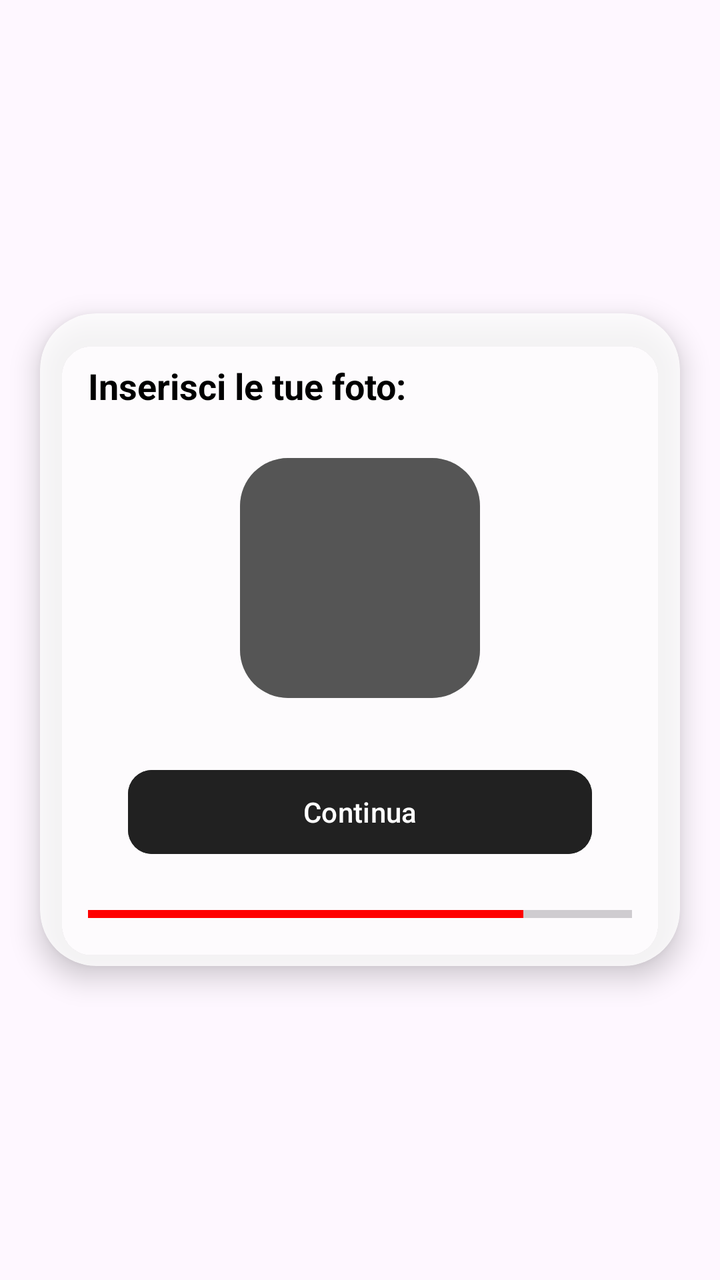
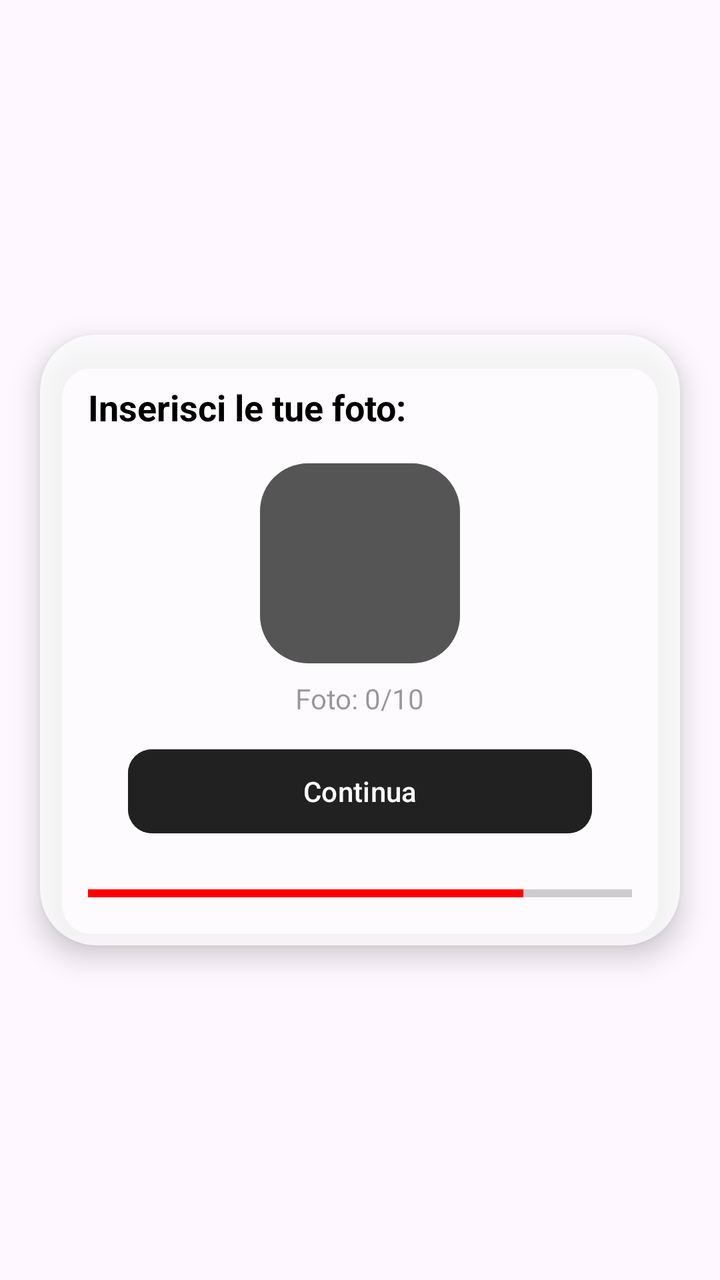

Compare the two renders of this Android layout. The source of the first and the diff that turns it into the second are given below.
<!-- AndroidManifest.xml: application theme Theme.FightHub -->
<!-- res/layout/fragment_registrazione3.xml -->
<?xml version="1.0" encoding="utf-8"?>
<FrameLayout xmlns:android="http://schemas.android.com/apk/res/android"
    xmlns:tools="http://schemas.android.com/tools"
    android:layout_width="match_parent"
    android:layout_height="match_parent"
    xmlns:app="http://schemas.android.com/apk/res-auto"
    tools:context="RegistrazioneFragment3">

<androidx.cardview.widget.CardView
    android:layout_width="320dp"
    android:layout_height="wrap_content"
    android:layout_gravity="center"
    app:cardBackgroundColor="#CCFFFFFF"
    app:cardCornerRadius="28dp"
    app:cardElevation="8dp">

    <LinearLayout
        android:layout_width="match_parent"
        android:layout_height="wrap_content"
        android:orientation="vertical"
        android:gravity="center_horizontal"
        android:padding="24dp">

        <TextView
            android:layout_width="wrap_content"
            android:layout_height="wrap_content"
            android:text="Inserisci le tue foto:"
            android:textColor="#000000"
            android:textSize="18sp"
            android:textStyle="bold"
            android:layout_marginBottom="24dp"
            android:layout_gravity="start"/>

        <ImageButton
            android:id="@+id/btnUpload"
            android:layout_width="120dp"
            android:layout_height="120dp"
            android:background="@drawable/bg_upload_area"
            android:src="@drawable/bg_upload_area"
            android:scaleType="centerInside"
            android:adjustViewBounds="true"
            android:layout_marginBottom="32dp"
            app:tint="#555555" />

        <Button
            android:id="@+id/btnContinuaPhoto"
            android:layout_width="match_parent"
            android:layout_height="50dp"
            android:layout_marginLeft="20dp"
            android:layout_marginRight="20dp"
            android:backgroundTint="#212121"
            android:text="Continua"
            android:textAllCaps="false"
            android:textColor="#FFFFFF"
            app:cornerRadius="12dp" />

        <ProgressBar
            style="?android:attr/progressBarStyleHorizontal"
            android:layout_width="match_parent"
            android:layout_height="4dp"
            android:layout_marginTop="24dp"
            android:progress="80"
            android:progressTint="#FF0000" />

    </LinearLayout>
    </androidx.cardview.widget.CardView>
</FrameLayout>
<!-- resources referenced by this layout -->
<resources>
  <!-- drawable bg_upload_area (drawable) -->
  <?xml version="1.0" encoding="utf-8"?>
  <shape xmlns:android="http://schemas.android.com/apk/res/android">
      <solid android:color="#CCCCCC" /> <corners android:radius="24dp" />
  </shape>
  <style name="Theme.FightHub" parent="Base.Theme.FightHub" />
  <style name="Base.Theme.FightHub" parent="Theme.Material3.DayNight.NoActionBar">
          
          
      </style>
</resources>

<!-- the commit's change to res/layout/fragment_registrazione3.xml (unified diff, before → after) -->
@@ -4,64 +4,81 @@
     android:layout_width="match_parent"
     android:layout_height="match_parent"
     xmlns:app="http://schemas.android.com/apk/res-auto"
-    tools:context="RegistrazioneFragment3">
+    tools:context=".RegistrazioneFragment3">
 
-<androidx.cardview.widget.CardView
-    android:layout_width="320dp"
-    android:layout_height="wrap_content"
-    android:layout_gravity="center"
-    app:cardBackgroundColor="#CCFFFFFF"
-    app:cardCornerRadius="28dp"
-    app:cardElevation="8dp">
+    <androidx.cardview.widget.CardView
+        android:layout_width="320dp"
+        android:layout_height="wrap_content"
+        android:layout_gravity="center"
+        app:cardBackgroundColor="#CCFFFFFF"
+        app:cardCornerRadius="28dp"
+        app:cardElevation="8dp">
 
-    <LinearLayout
-        android:layout_width="match_parent"
-        android:layout_height="wrap_content"
-        android:orientation="vertical"
-        android:gravity="center_horizontal"
-        android:padding="24dp">
+        <LinearLayout
+            android:layout_width="match_parent"
+            android:layout_height="wrap_content"
+            android:orientation="vertical"
+            android:gravity="center_horizontal"
+            android:padding="24dp">
 
-        <TextView
-            android:layout_width="wrap_content"
-            android:layout_height="wrap_content"
-            android:text="Inserisci le tue foto:"
-            android:textColor="#000000"
-            android:textSize="18sp"
-            android:textStyle="bold"
-            android:layout_marginBottom="24dp"
-            android:layout_gravity="start"/>
+            <TextView
+                android:layout_width="wrap_content"
+                android:layout_height="wrap_content"
+                android:text="Inserisci le tue foto:"
+                android:textColor="#000000"
+                android:textSize="18sp"
+                android:textStyle="bold"
+                android:layout_marginBottom="16dp"
+                android:layout_gravity="start"/>
 
-        <ImageButton
-            android:id="@+id/btnUpload"
-            android:layout_width="120dp"
-            android:layout_height="120dp"
-            android:background="@drawable/bg_upload_area"
-            android:src="@drawable/bg_upload_area"
-            android:scaleType="centerInside"
-            android:adjustViewBounds="true"
-            android:layout_marginBottom="32dp"
-            app:tint="#555555" />
+            <ImageButton
+                android:id="@+id/btnUpload"
+                android:layout_width="100dp"
+                android:layout_height="100dp"
+                android:background="@drawable/bg_upload_area"
+                android:src="@drawable/bg_upload_area"
+                android:scaleType="centerInside"
+                android:adjustViewBounds="true"
+                android:layout_marginBottom="8dp"
+                app:tint="#555555" />
 
-        <Button
-            android:id="@+id/btnContinuaPhoto"
-            android:layout_width="match_parent"
-            android:layout_height="50dp"
-            android:layout_marginLeft="20dp"
-            android:layout_marginRight="20dp"
-            android:backgroundTint="#212121"
-            android:text="Continua"
-            android:textAllCaps="false"
-            android:textColor="#FFFFFF"
-            app:cornerRadius="12dp" />
+            <TextView
+                android:id="@+id/tvPhotoCount"
+                android:layout_width="wrap_content"
+                android:layout_height="wrap_content"
+                android:text="Foto: 0/10"
+                android:textColor="#66000000"
+                android:textSize="14sp"
+                android:layout_marginBottom="12dp" />
 
-        <ProgressBar
-            style="?android:attr/progressBarStyleHorizontal"
-            android:layout_width="match_parent"
-            android:layout_height="4dp"
-            android:layout_marginTop="24dp"
-            android:progress="80"
-            android:progressTint="#FF0000" />
+            <androidx.recyclerview.widget.RecyclerView
+                android:id="@+id/rvPhotos"
+                android:layout_width="match_parent"
+                android:layout_height="wrap_content"
+                android:minHeight="40dp"
+                android:layout_marginBottom="16dp"
+                android:visibility="gone" />
 
-    </LinearLayout>
+            <Button
+                android:id="@+id/btnContinuaPhoto"
+                android:layout_width="match_parent"
+                android:layout_height="50dp"
+                android:layout_marginLeft="20dp"
+                android:layout_marginRight="20dp"
+                android:backgroundTint="#212121"
+                android:text="Continua"
+                android:textAllCaps="false"
+                android:textColor="#FFFFFF"
+                app:cornerRadius="12dp" />
+
+            <ProgressBar
+                style="?android:attr/progressBarStyleHorizontal"
+                android:layout_width="match_parent"
+                android:layout_height="4dp"
+                android:layout_marginTop="24dp"
+                android:progress="80"
+                android:progressTint="#FF0000" />
+
+        </LinearLayout>
     </androidx.cardview.widget.CardView>
 </FrameLayout>
